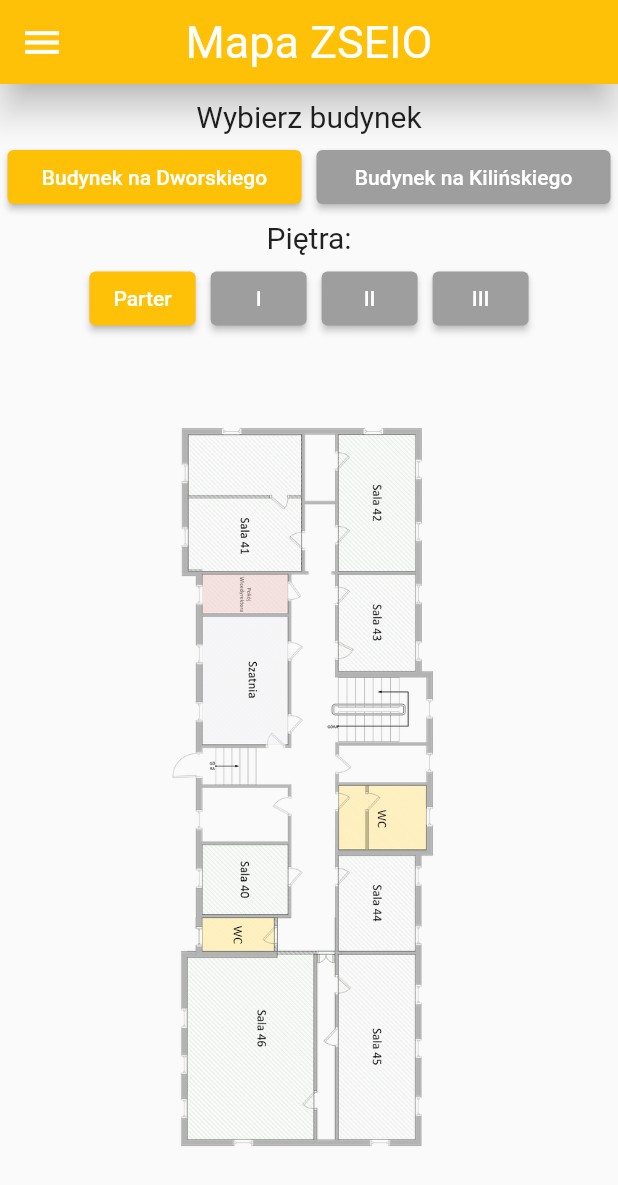
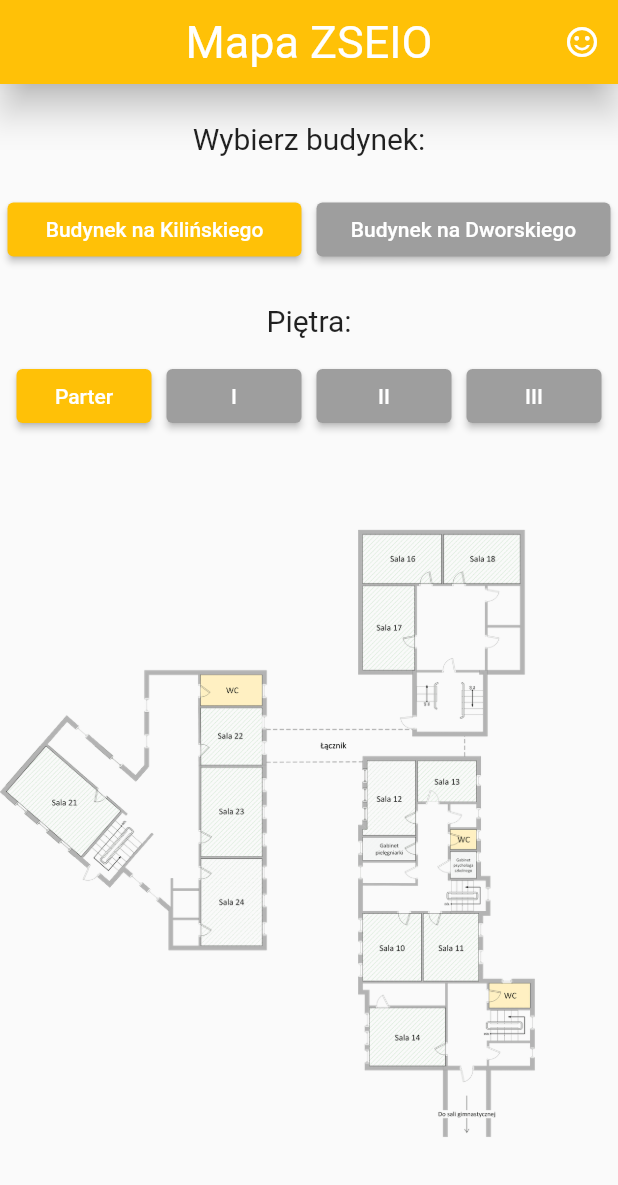
Before and after one commit to andrz3j3k/schoolmaps, a Flutter app: the screen it shows after launch, on a phone screen of 412 x 824 dp. Shown: the top 1185 px of the screen. Run offline on Flutter 3.47's test engine with Material 2 defaults, Android fonts, the light colour scheme and no system bars; drawn by our look-alikes of pinch_zoom.

Commit message:
Finish project

```diff
--- a/lib/View/MainPage.dart
+++ b/lib/View/MainPage.dart
@@ -16,7 +16,7 @@ class _MyHomeState extends State<MyHome> {
   var schoolObject = [1, 2];
 
   var selectFloor = 10;
-  var selectSchoolObject = 1;
+  var selectSchoolObject = 2;
 
   changeObject() {
     switch (selectSchoolObject + selectFloor) {
@@ -76,29 +76,22 @@ class _MyHomeState extends State<MyHome> {
           'Mapa ZSEIO',
         ),
         titleTextStyle: const TextStyle(fontSize: 30, color: Colors.white),
-        leading: IconButton(
-          hoverColor: Colors.transparent,
-          splashColor: Colors.transparent,
-          highlightColor: Colors.transparent,
-          icon: Icon(
-            Icons.menu,
-            size: 30,
-            color: kolor,
+        actions: <Widget>[
+          IconButton(
+            icon: const Icon(Icons.sentiment_satisfied_outlined),
+            tooltip: 'Autorzy',
+            onPressed: () {
+              ScaffoldMessenger.of(context).showSnackBar(
+                const SnackBar(
+                  content: Text(
+                      'Autorzy: Dominik Gąsior, Mateusz Bojarski dla ZSEIO Przemyśl :)'),
                 ),
-          onPressed: () {
-            if (kolor == Colors.white) {
-              kolor = Colors.yellow;
-            } else {
-              kolor = Colors.white;
-            }
-            setState(() {});
+              );
             },
           ),
+        ],
       ),
-      body: LayoutBuilder(
-        builder: (BuildContext context, BoxConstraints constraints) {
-          if (constraints.maxWidth > 450) {
-            return Column(
+      body: Column(
         children: [
           Container(
             margin: const EdgeInsets.only(top: 25, bottom: 25),
@@ -114,6 +107,17 @@ class _MyHomeState extends State<MyHome> {
               children: [
                 Expanded(
                   child: ListObjectInSchool(
+                    nameObject: "Budynek na Kilińskiego",
+                    fc: () {
+                      selectSchoolObject = schoolObject[1];
+                      selectFloor = floor[0];
+                      setState(() {});
+                    },
+                    color: changeColorObject(2),
+                  ),
+                ),
+                Expanded(
+                  child: ListObjectInSchool(
                     nameObject: "Budynek na Dworskiego",
                     fc: () {
                       selectSchoolObject = schoolObject[0];
@@ -121,17 +125,6 @@ class _MyHomeState extends State<MyHome> {
                       setState(() {});
                     },
                     color: changeColorObject(1),
-                        ),
-                      ),
-                      Expanded(
-                        child: ListObjectInSchool(
-                          nameObject: "Budynek na Kilińskiego",
-                          fc: () {
-                            selectSchoolObject = schoolObject[1];
-                            selectFloor = floor[0];
-                            setState(() {});
-                          },
-                          color: changeColorObject(2),
                   ),
                 ),
               ],
@@ -144,10 +137,14 @@ class _MyHomeState extends State<MyHome> {
               style: TextStyle(fontSize: 20),
             ),
           ),
-                Row(
+          Container(
+            width: 400,
+            child: selectSchoolObject != 1
+                ? Row(
                     mainAxisAlignment: MainAxisAlignment.center,
                     children: [
-                    ListObjectInSchool(
+                      Expanded(
+                        child: ListObjectInSchool(
                           nameObject: "Parter",
                           fc: () {
                             selectFloor = floor[0];
@@ -155,7 +152,9 @@ class _MyHomeState extends State<MyHome> {
                           },
                           color: changeColorFloor(10),
                         ),
-                    ListObjectInSchool(
+                      ),
+                      Expanded(
+                        child: ListObjectInSchool(
                           nameObject: "I",
                           fc: () {
                             selectFloor = floor[1];
@@ -163,7 +162,9 @@ class _MyHomeState extends State<MyHome> {
                           },
                           color: changeColorFloor(20),
                         ),
-                    ListObjectInSchool(
+                      ),
+                      Expanded(
+                        child: ListObjectInSchool(
                           nameObject: "II",
                           fc: selectSchoolObject != 1
                               ? () {
@@ -175,7 +176,9 @@ class _MyHomeState extends State<MyHome> {
                                 },
                           color: changeColorFloor(30),
                         ),
-                    ListObjectInSchool(
+                      ),
+                      Expanded(
+                        child: ListObjectInSchool(
                           nameObject: "III",
                           fc: selectSchoolObject != 1
                               ? () {
@@ -186,77 +189,15 @@ class _MyHomeState extends State<MyHome> {
                                   setState(() {});
                                 },
                           color: changeColorFloor(40),
+                        ),
                       )
                     ],
-                ),
-                Expanded(
-                  child: Container(
-                    child: PinchZoom(
-                      maxScale: 2.5,
-                      resetDuration: const Duration(milliseconds: 200),
-                      child:
-                          Image.asset(changeObject(), height: double.infinity),
-                    ),
-                  ),
-                ),
-              ],
-            );
-          } else {
-            return Column(
-              children: [
-                Container(
-                  margin: const EdgeInsets.only(
-                    top: 10,
-                    bottom: 5,
-                  ),
-                  child: const Text(
-                    'Wybierz budynek',
-                    style: TextStyle(fontSize: 20),
-                  ),
-                ),
-                Container(
-                  width: 450,
-                  child: Row(
+                  )
+                : Row(
                     mainAxisAlignment: MainAxisAlignment.center,
                     children: [
                       Expanded(
                         child: ListObjectInSchool(
-                          nameObject: "Budynek na Dworskiego",
-                          fc: () {
-                            selectSchoolObject = schoolObject[0];
-                            selectFloor = floor[0];
-                            setState(() {});
-                          },
-                          color: changeColorObject(1),
-                        ),
-                      ),
-                      Expanded(
-                        child: ListObjectInSchool(
-                          nameObject: "Budynek na Kilińskiego",
-                          fc: () {
-                            selectSchoolObject = schoolObject[1];
-                            selectFloor = floor[0];
-                            setState(() {});
-                          },
-                          color: changeColorObject(2),
-                        ),
-                      ),
-                    ],
-                  ),
-                ),
-                Container(
-                  margin: const EdgeInsets.only(top: 5, bottom: 5),
-                  child: const Text(
-                    'Piętra:',
-                    style: TextStyle(fontSize: 20),
-                  ),
-                ),
-                Container(
-                  width: 450,
-                  child: Row(
-                    mainAxisAlignment: MainAxisAlignment.center,
-                    children: [
-                      ListObjectInSchool(
                           nameObject: "Parter",
                           fc: () {
                             selectFloor = floor[0];
@@ -264,7 +205,9 @@ class _MyHomeState extends State<MyHome> {
                           },
                           color: changeColorFloor(10),
                         ),
-                      ListObjectInSchool(
+                      ),
+                      Expanded(
+                        child: ListObjectInSchool(
                           nameObject: "I",
                           fc: () {
                             selectFloor = floor[1];
@@ -272,58 +215,21 @@ class _MyHomeState extends State<MyHome> {
                           },
                           color: changeColorFloor(20),
                         ),
-                      ListObjectInSchool(
-                        nameObject: "II",
-                        fc: selectSchoolObject != 1
-                            ? () {
-                                selectFloor = floor[2];
-                                setState(() {});
-                              }
-                            : () {},
-                        color: changeColorFloor(30),
                       ),
-                      ListObjectInSchool(
-                        nameObject: "III",
-                        fc: selectSchoolObject != 1
-                            ? () {
-                                selectFloor = floor[3];
-                                setState(() {});
-                              }
-                            : () {},
-                        color: changeColorFloor(40),
-                      )
                     ],
                   ),
           ),
           Expanded(
             child: Container(
-                    child: changeObject() == 'assets/mapaDworskiego.png' ||
-                            changeObject() == 'assets/mapaDworskiego1.png'
-                        ? Transform.rotate(
-                            angle: 90 * pi / 180,
-                            child: Transform.scale(
-                              scale: 1.2,
+              margin: EdgeInsets.only(top: 5),
               child: PinchZoom(
                 maxScale: 2.5,
-                                resetDuration:
-                                    const Duration(milliseconds: 200),
-                                child: Image.asset(changeObject(),
-                                    height: double.infinity),
-                              ),
-                            ),
-                          )
-                        : PinchZoom(
-                            maxScale: 2.5,
-                            resetDuration: const Duration(milliseconds: 200),
-                            child: Image.asset(changeObject(),
-                                height: double.infinity),
+                resetDuration: const Duration(milliseconds: 1000),
+                child: Image.asset(changeObject(), height: double.infinity),
               ),
             ),
           ),
         ],
-            );
-          }
-        },
       ),
     );
   }
```
Also changed, not shown: 6 other files. Lines whose indentation alone changed are shown as unchanged.
